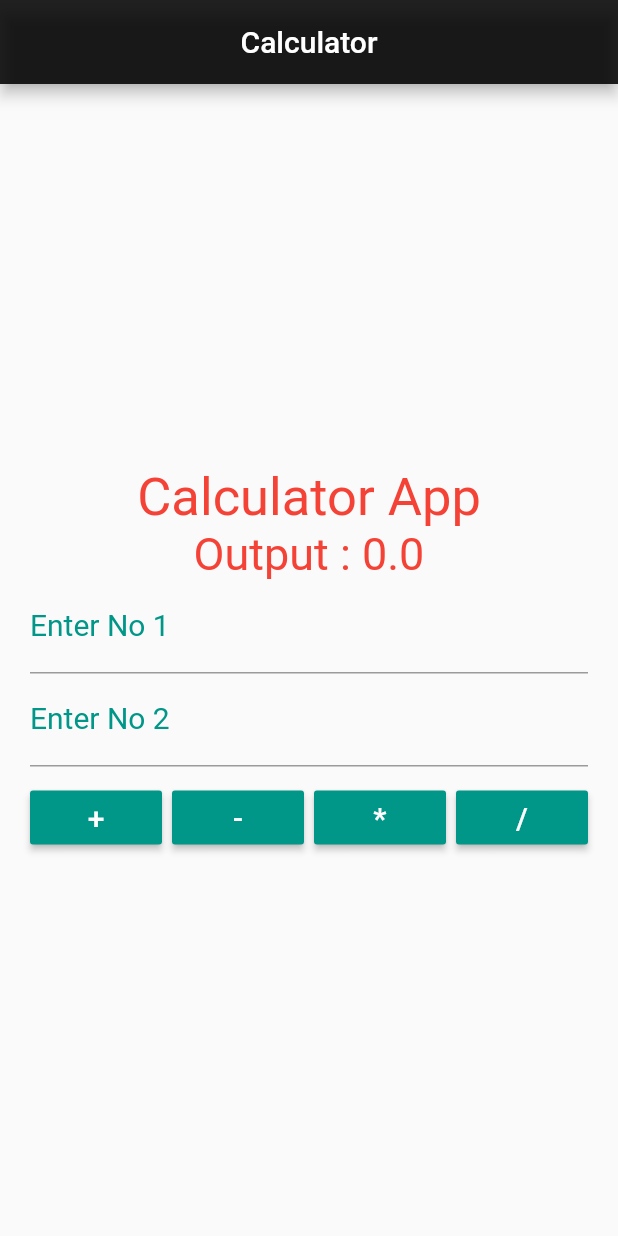
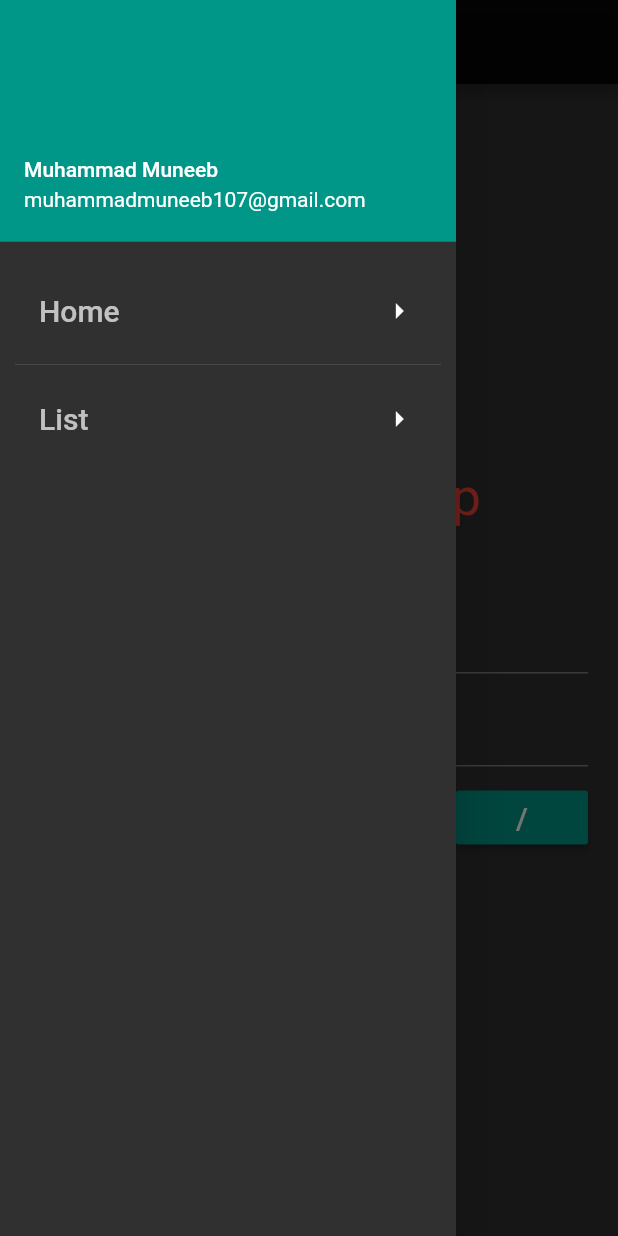
Before and after one commit to Muhamamdmuneeb/FlutterApp, a Flutter app: the screen it shows after launch, with the side drawer open (before the commit the screen has no drawer), on a phone screen of 412 x 824 dp. Run offline on Flutter 3.47's test engine with Material 2 defaults, Android fonts, the phone set to English and light mode, and no system bars.

Commit message:
Nine  comment Drawer add

```diff
--- a/lib/homepage.dart
+++ b/lib/homepage.dart
@@ -61,6 +61,64 @@ class _HomePageState extends State<HomePage> {
             ),),
           ),
           backgroundColor: Colors.black87,
+        ),
+        drawer: Drawer(
+
+          child: ListView(
+
+              children: <Widget>[
+
+                UserAccountsDrawerHeader(
+
+                    accountName: Text("Muhammad Muneeb"),
+                    accountEmail: Text("muhammadmuneeb107@gmail.com"),
+                    arrowColor: Colors.red,
+                ),
+                Container(
+                  padding: const EdgeInsets.all(10.0),
+                  child: Column(
+                    mainAxisAlignment: MainAxisAlignment.spaceAround,
+                    children: <Widget>[
+                      ListTile(
+
+                        title: Text("Home",style: TextStyle(
+                            fontSize: 20.0,
+                            color: Colors.white70
+                         ),
+                        ),
+                        trailing: Icon(
+                          Icons.arrow_right
+                          ),
+                      ),
+                      Divider(),
+                      ListTile(
+                          title: Text("List",style: TextStyle(
+                                fontSize: 20.0,
+                                color: Colors.white70
+                            ),
+                          ),
+                          trailing: Icon(
+                            Icons.arrow_right
+                            ),
+                      )
+                    ],
+                  ),
+                ),
+                ]
+
+                  // ListTile(
+                  //  title: Text("Pagetwo"),
+                  //  trailing: Row(
+                  //    children: <Widget>[
+                  //      Icon(Icons.add_shopping_cart),
+                  //      Icon(Icons.add_to_photos)
+                  //    ],
+                  //  ),
+                  // )
+
+          )
+
+
         ),
         body: Container(
          padding: const EdgeInsets.all(20.0),
@@ -128,6 +186,7 @@ class _HomePageState extends State<HomePage> {
                 padding: const EdgeInsets.only(top:10.0)
               ),
               Row(
+                mainAxisSize: MainAxisSize.max,
                   mainAxisAlignment: MainAxisAlignment.spaceBetween,
                   children: <Widget>[
                     RaisedButton(
--- a/lib/main.dart
+++ b/lib/main.dart
@@ -9,7 +9,9 @@ class MyApp extends StatelessWidget {
     return MaterialApp(
         title: "Calculator App",
         theme: ThemeData(
-          fontFamily: "Roboto"
+          fontFamily: "Roboto",
+          primarySwatch: Colors.teal,
+          brightness: Brightness.dark
         ),
         home: HomePage(),
     );
```
